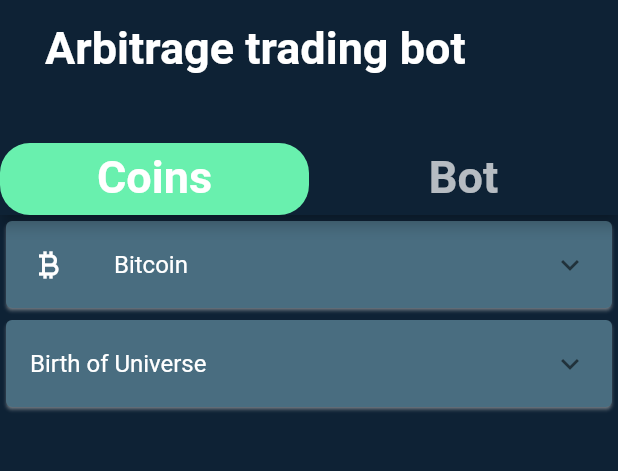
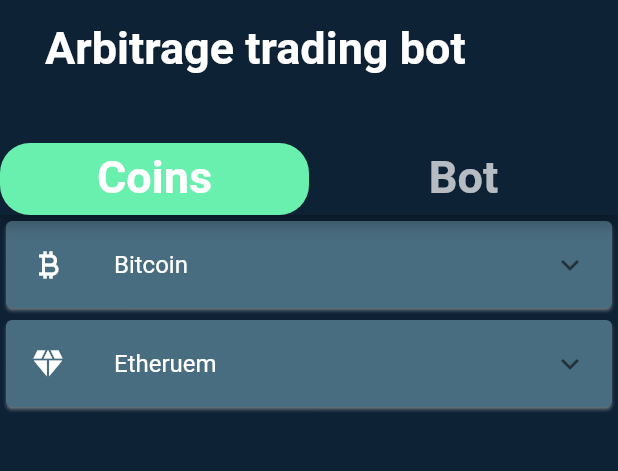
Before and after one commit to CypherBot-Final-Project/mobile-app, a Flutter app: the screen it shows after launch, on a phone screen of 412 x 824 dp, the part 157-628 px from its top. Run offline on Flutter 3.47's test engine with Material 2 defaults, Android fonts, the light colour scheme and no system bars.

Commit message:
style: add icon to second card

```diff
--- a/lib/main.dart
+++ b/lib/main.dart
@@ -89,8 +89,9 @@
           color: Color.fromARGB(255, 73, 109, 128),
           shadowColor: Colors.white,
           child: ExpansionTile(
+            leading: Icon(Icons.diamond, color: Colors.white,),
             title: Text(
-              'Birth of Universe',
+              'Etheruem',
               style: TextStyle(color: Colors.white),
             ),
             iconColor: Colors.white,
```
